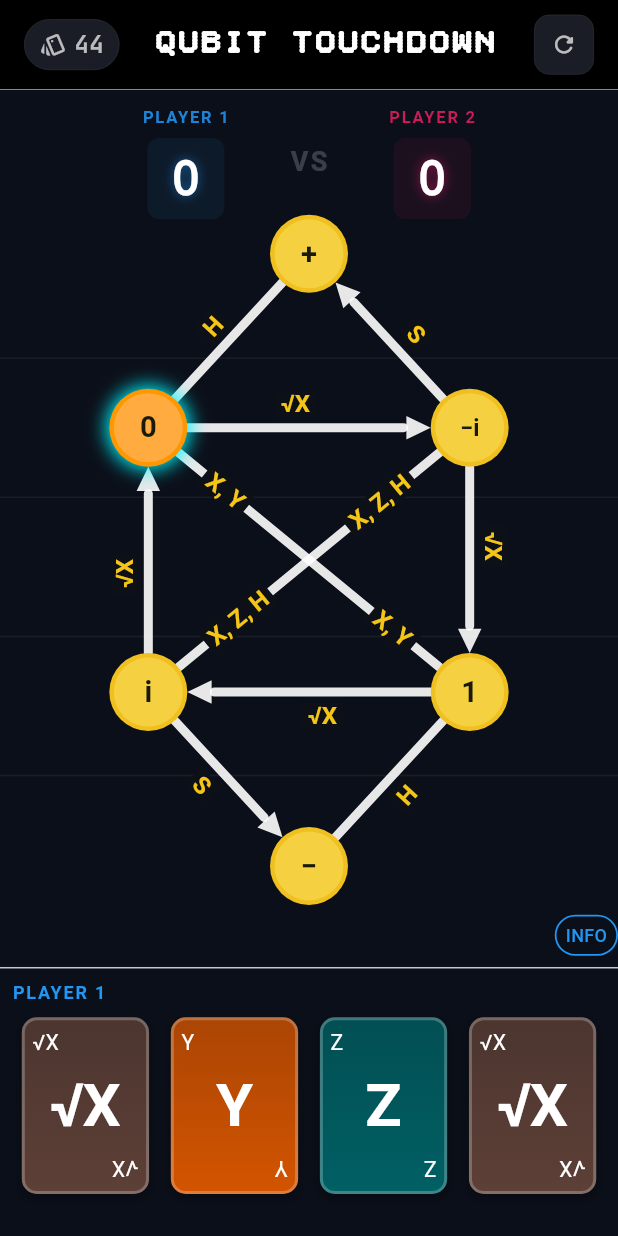
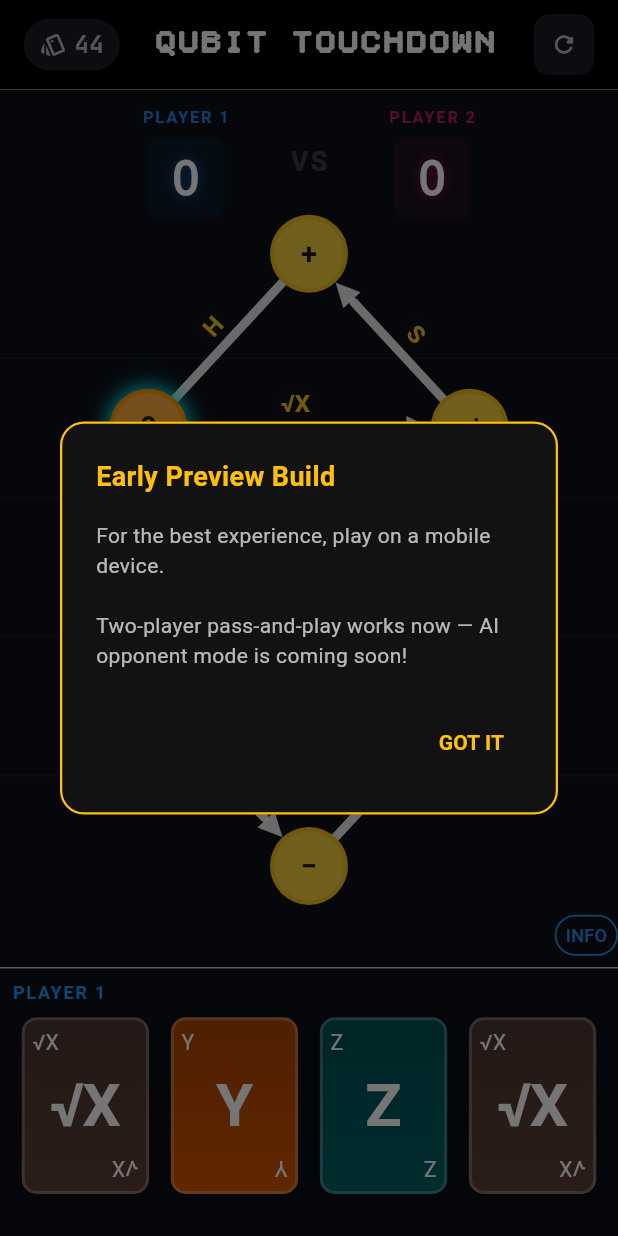
Before and after one commit to vigneshwari311/qubit_touchdown, a Flutter app: the screen it shows after launch, on a phone screen of 412 x 824 dp. Run offline on Flutter 3.47's test engine with Material 3 defaults, Android fonts, the phone set to English and light mode, and no system bars; our stand-ins replace google_fonts, lottie; Roboto replaces fonts that are missing (Georgia).

Commit message:
welcome dialog widget added

```diff
--- a/qubit_touchdown/lib/api/game.dart
+++ b/qubit_touchdown/lib/api/game.dart
@@ -3,14 +3,17 @@ import 'dart:convert';
 import 'package:http/http.dart' as http;
 
 class GameApi {
-  static const String _baseUrl = "http://localhost:5000";
+    static const String baseUrl = String.fromEnvironment(
+    'API_BASE_URL',
+    defaultValue: 'http://localhost:5000',
+  );
 
   static Future<Map<String, dynamic>> generateCircuit({
     required String playerId,
     required List<String> gates,
   }) async {
     final response = await http.post(
-      Uri.parse('$_baseUrl/generate_circuit'),
+      Uri.parse('$baseUrl/generate_circuit'),
       headers: {'Content-Type': 'application/json'},
       body: jsonEncode({'player_id': playerId, 'gates': gates}),
     );
@@ -25,7 +28,7 @@ class GameApi {
     required List<String> gates,
   }) async {
     final response = await http.post(
-      Uri.parse('$_baseUrl/bloch_sphere_animation'),
+      Uri.parse('$baseUrl/bloch_sphere_animation'),
       headers: {'Content-Type': 'application/json'},
       body: jsonEncode({'player_id': playerId, 'gates': gates}),
     );
--- /dev/null
+++ b/qubit_touchdown/lib/components/welcome_notice_dialog.dart
@@ -0,0 +1,57 @@
+import 'package:flutter/material.dart';
+
+class WelcomeNoticeDialog extends StatelessWidget {
+  const WelcomeNoticeDialog({super.key});
+
+  @override
+  Widget build(BuildContext context) {
+    return Dialog(
+      backgroundColor: const Color(0xFF121212),
+      shape: RoundedRectangleBorder(
+        borderRadius: BorderRadius.circular(16),
+        side: const BorderSide(color: Colors.amber, width: 1.5),
+      ),
+      child: Padding(
+        padding: const EdgeInsets.all(24),
+        child: Column(
+          mainAxisSize: MainAxisSize.min,
+          crossAxisAlignment: CrossAxisAlignment.start,
+          children: [
+            const Text(
+              "Early Preview Build",
+              style: TextStyle(
+                color: Colors.amber,
+                fontSize: 18,
+                fontWeight: FontWeight.bold,
+              ),
+            ),
+            const SizedBox(height: 16),
+            const Text(
+              "For the best experience, play on a mobile device.\n\n"
+              "Two-player pass-and-play works now — AI opponent mode is coming soon!",
+              style: TextStyle(
+                color: Colors.white70,
+                fontSize: 14,
+                height: 1.4,
+              ),
+            ),
+            const SizedBox(height: 24),
+            Align(
+              alignment: Alignment.centerRight,
+              child: TextButton(
+                onPressed: () => Navigator.of(context).pop(),
+                child: const Text(
+                  "GOT IT",
+                  style: TextStyle(
+                    color: Colors.amber,
+                    fontWeight: FontWeight.bold,
+                  ),
+                ),
+              ),
+            ),
+          ],
+        ),
+      ),
+    );
+  }
+}
--- a/qubit_touchdown/lib/screens/home_screen.dart
+++ b/qubit_touchdown/lib/screens/home_screen.dart
@@ -7,11 +7,28 @@ import 'package:qubit_touchdown/components/player_score_card.dart';
 import 'package:qubit_touchdown/components/quantum_board/quantum_board.dart';
 import 'package:qubit_touchdown/components/touchdown_transition.dart';
 import 'package:qubit_touchdown/components/turn_handoff_overlay.dart';
+import 'package:qubit_touchdown/components/welcome_notice_dialog.dart';
 import 'package:qubit_touchdown/provider/game.dart';
 import 'package:qubit_touchdown/screens/measurement_screen.dart';
 
-class HomeScreen extends StatelessWidget {
+class HomeScreen extends StatefulWidget {
   const HomeScreen({super.key});
+
+  @override
+  State<HomeScreen> createState() => _HomeScreenState();
+}
+
+class _HomeScreenState extends State<HomeScreen> {
+  @override
+  void initState() {
+    super.initState();
+    WidgetsBinding.instance.addPostFrameCallback((_) {
+      showDialog(
+        context: context,
+        builder: (context) => const WelcomeNoticeDialog(),
+      );
+    });
+  }
 
   @override
   Widget build(BuildContext context) {
```
Also changed, not shown: qubit_touchdown/firebase.json (added), 2 other files.
